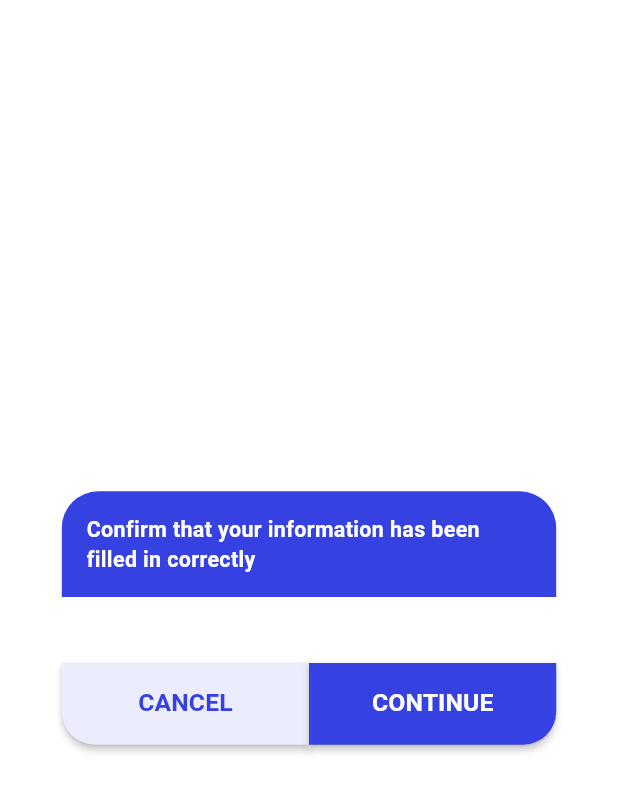
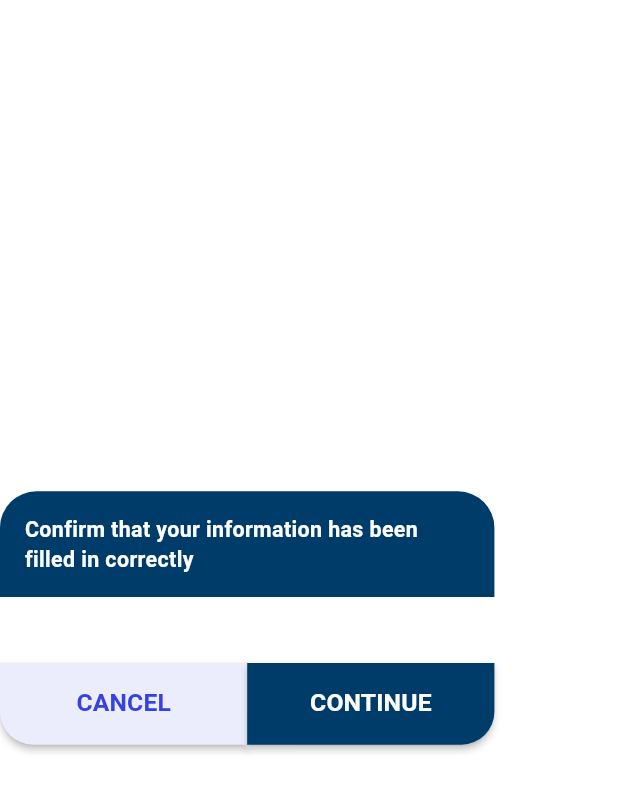
Before and after one commit to xuyuecheng/lend_funds, a Flutter app: the BankDialog widget shown alone on an empty page, opened directly with empty values, on a phone screen of 412 x 824 dp. Shown: the top 793 px of the screen. Run offline on Flutter 3.47's test engine with Material 3 defaults, Android fonts, the phone set to English and light mode, and no system bars; our stand-ins replace camera, dio, easy_refresh, flutter_datetime_picker_plus, flutter_easyloading, flutter_hooks and 11 more; missing offline and left inert: encrypt, flutter_constraintlayout; accounts and stored records are empty.

Commit message:
update: 细节优化

```diff
--- a/lib/pages/credit/view/alive_page.dart
+++ b/lib/pages/credit/view/alive_page.dart
@@ -69,7 +69,7 @@ class _AlivePageState extends State<AlivePage> {
                         onPressed: () {
                           // Get.toNamed(CZRouteConfig.contacts);
                         },
-                        child: Text("Submit",
+                        child: Text("Next step",
                             style: TextStyle(
                                 fontSize: 17.5.sp,
                                 color: const Color(0xFFFFFFFF),
--- a/lib/pages/credit/view/widget/bank_dialog.dart
+++ b/lib/pages/credit/view/widget/bank_dialog.dart
@@ -12,23 +12,20 @@ class BankDialog extends StatelessWidget {
 
   @override
   Widget build(BuildContext context) {
-    return Dialog(
-        backgroundColor: Colors.transparent,
-        child: Container(
+    return Container(
       child: Column(
         crossAxisAlignment: CrossAxisAlignment.center,
         mainAxisAlignment: MainAxisAlignment.center,
         children: [
           Container(
               width: 300.w,
-                  padding:
-                      EdgeInsets.symmetric(horizontal: 15.w, vertical: 15.h),
+              padding: EdgeInsets.symmetric(horizontal: 15.w, vertical: 15.h),
               decoration: new BoxDecoration(
                   //设置四周圆角 角度
                   borderRadius: BorderRadius.only(
                       topRight: Radius.circular(22.sp),
                       topLeft: Radius.circular(22.sp)),
-                      color: Color.fromRGBO(54, 65, 225, 1)),
+                  color: Color(0xff003C6A)),
               child: Column(
                 crossAxisAlignment: CrossAxisAlignment.center,
                 mainAxisAlignment: MainAxisAlignment.center,
@@ -76,7 +73,7 @@ class BankDialog extends StatelessWidget {
                 child: Padding(
                   padding: const EdgeInsets.only(right: 0),
                   child: MaterialButton(
-                        color: Color.fromRGBO(54, 65, 225, 1),
+                    color: Color(0xff003C6A),
                     shape: RoundedRectangleBorder(
                         borderRadius: BorderRadius.only(
                             bottomRight: Radius.circular(20.sp))),
@@ -97,7 +94,7 @@ class BankDialog extends StatelessWidget {
           )
         ],
       ),
-        ));
+    );
   }
 
   List<Widget> bankInfoWidget() {
```
Lines whose indentation alone changed are shown as unchanged.
